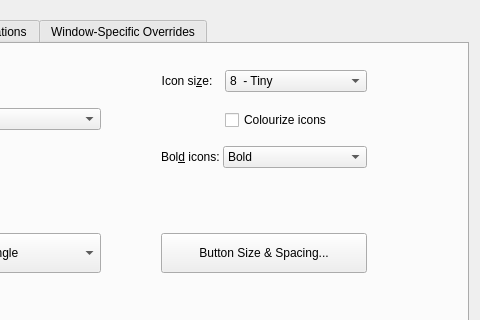
First picture: the form in kdecoration/config/ui/breezeconfigurationui.ui, repository paulmcauley/klassy, before the edit; both pictures show x 252 to 732 and y 0 to 320 of the 732 by 598 pixel window.
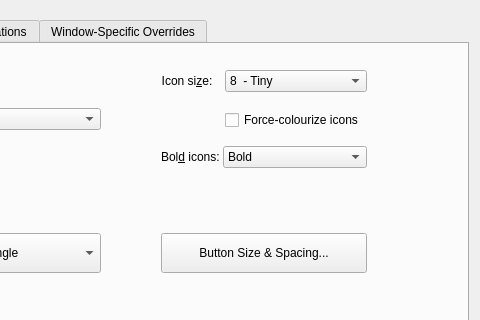
Second picture: the form after the edit. The open tabs and pages were chosen to show the change. Icons and pictures are not drawn. Custom widgets are drawn as their Qt base class.

Commit message:
Use KIconLoader to load system icons, implement repaintRegion
devicePixelRatio is now specified for system icon loading
-  gives sharp mixed dpi multimonitor icons.
SVG colourization is now by default.
Icon names are also now updated on a system icon change.
repaintRegion intersection checking means only individual buttons get
redrawn, rather than all buttons every update.

```diff
--- a/kdecoration/config/ui/breezeconfigurationui.ui
+++ b/kdecoration/config/ui/breezeconfigurationui.ui
@@ -836,7 +836,7 @@
                  <item row="1" column="1">
                   <widget class="QCheckBox" name="colorizeSystemIcons">
                    <property name="text">
-                    <string>Colourize icons</string>
+                    <string>Force-colourize icons</string>
                    </property>
                   </widget>
                  </item>
```
Left out of the diff: 4 changed lines with no effect on the pictures. The commit also changes 15 other files.
